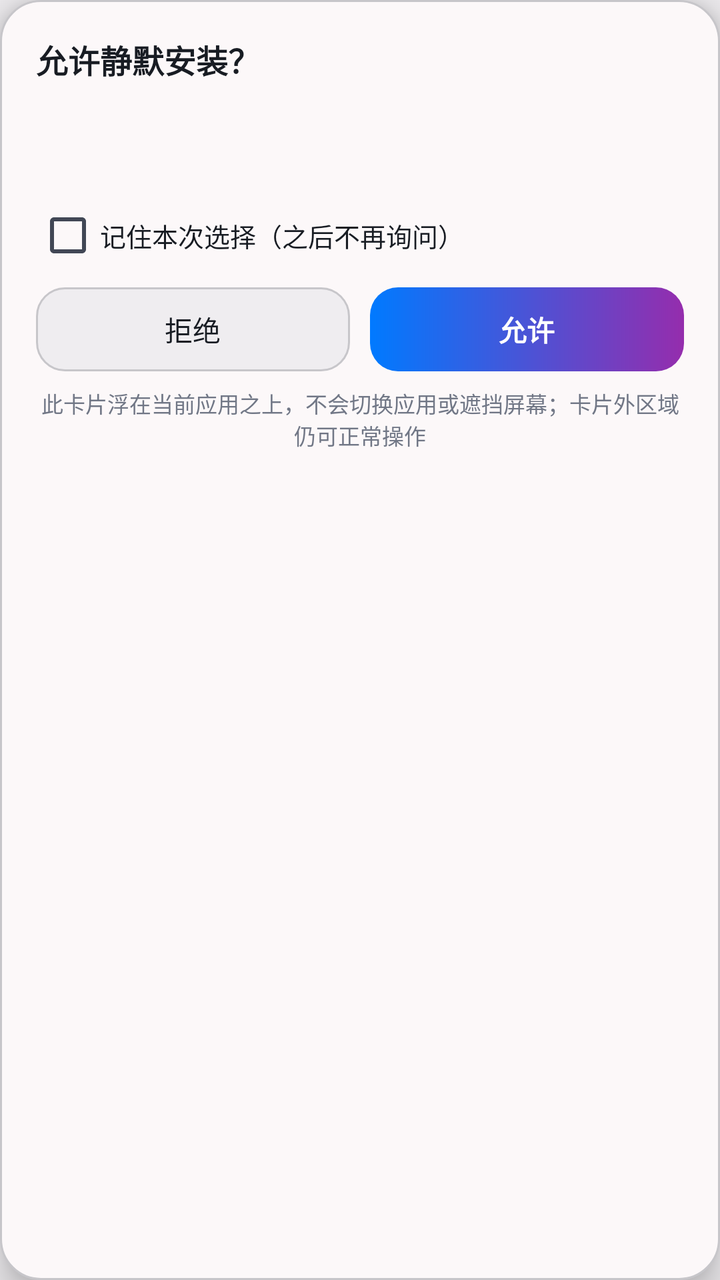
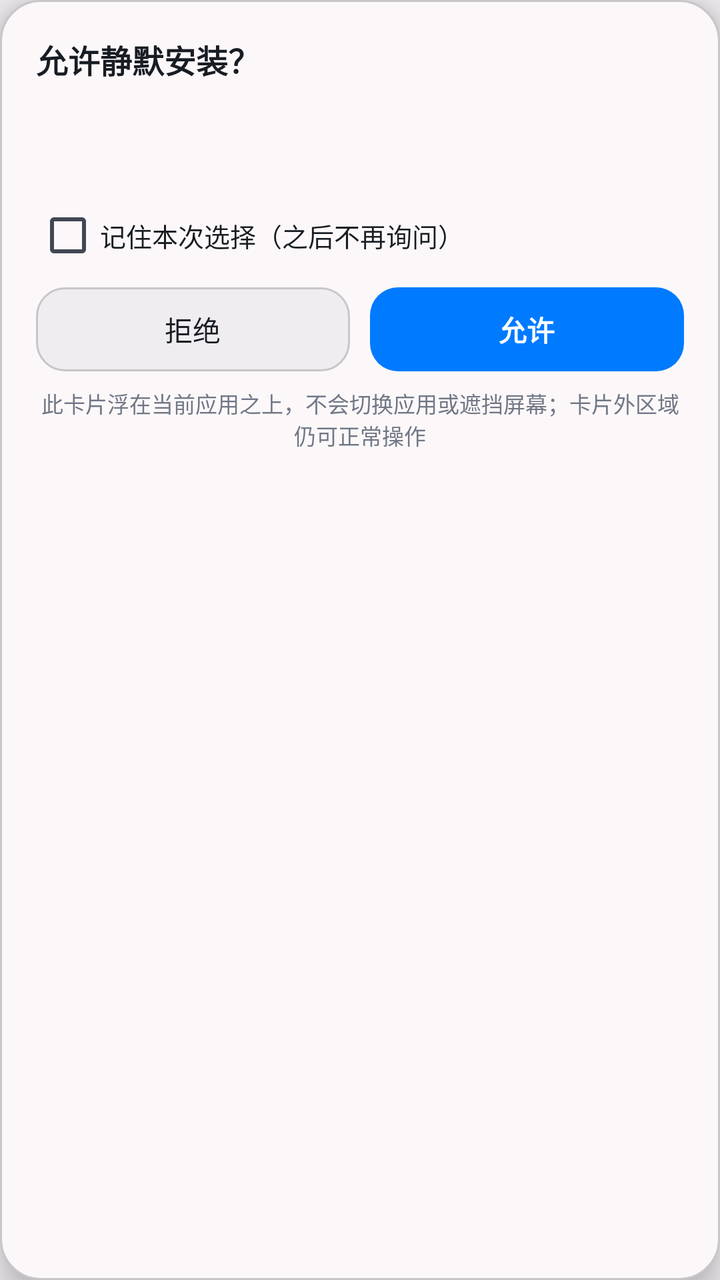

Compare the two renders of this Android layout. The source of the first and the diff that turns it into the second are given below.
<!-- AndroidManifest.xml: application theme AppTheme -->
<!-- res/layout/overlay_auth.xml -->
<?xml version="1.0" encoding="utf-8"?>
<LinearLayout xmlns:android="http://schemas.android.com/apk/res/android"
    android:id="@+id/ovRoot"
    android:layout_width="match_parent"
    android:layout_height="wrap_content"
    android:background="@drawable/bg_card"
    android:elevation="10dp"
    android:orientation="vertical"
    android:padding="18dp">

    <TextView
        android:id="@+id/ovTitle"
        android:layout_width="match_parent"
        android:layout_height="wrap_content"
        android:text="@string/auth_dialog_title"
        android:textColor="@color/text_primary"
        android:textSize="16sp"
        android:textStyle="bold" />

    <TextView
        android:id="@+id/ovMessage"
        android:layout_width="match_parent"
        android:layout_height="wrap_content"
        android:layout_marginTop="10dp"
        android:lineSpacingExtra="3dp"
        android:textColor="@color/text_secondary"
        android:textSize="13sp" />

    <TextView
        android:id="@+id/ovCaller"
        android:layout_width="match_parent"
        android:layout_height="wrap_content"
        android:layout_marginTop="6dp"
        android:ellipsize="middle"
        android:singleLine="true"
        android:textColor="@color/text_muted"
        android:textSize="11sp" />

    <CheckBox
        android:id="@+id/ovRemember"
        android:layout_width="match_parent"
        android:layout_height="wrap_content"
        android:layout_marginTop="8dp"
        android:minHeight="40dp"
        android:text="@string/auth_remember"
        android:textColor="@color/text_primary"
        android:textSize="13sp" />

    <LinearLayout
        android:layout_width="match_parent"
        android:layout_height="wrap_content"
        android:layout_marginTop="6dp"
        android:orientation="horizontal">

        <Button
            android:id="@+id/btnOvDeny"
            android:layout_width="0dp"
            android:layout_height="42dp"
            android:layout_weight="1"
            android:background="@drawable/btn_secondary"
            android:minWidth="0dp"
            android:minHeight="0dp"
            android:stateListAnimator="@null"
            android:text="@string/auth_deny"
            android:textAllCaps="false"
            android:textColor="@color/text_primary"
            android:textSize="14sp" />

        <Space
            android:layout_width="10dp"
            android:layout_height="1dp" />

        <Button
            android:id="@+id/btnOvAllow"
            android:layout_width="0dp"
            android:layout_height="42dp"
            android:layout_weight="1"
            android:background="@drawable/btn_primary"
            android:minWidth="0dp"
            android:minHeight="0dp"
            android:stateListAnimator="@null"
            android:text="@string/auth_allow"
            android:textAllCaps="false"
            android:textColor="@color/on_brand"
            android:textSize="14sp"
            android:textStyle="bold" />
    </LinearLayout>

    <TextView
        android:layout_width="match_parent"
        android:layout_height="wrap_content"
        android:layout_marginTop="8dp"
        android:gravity="center"
        android:text="@string/auth_overlay_hint"
        android:textColor="@color/text_muted"
        android:textSize="11sp" />
</LinearLayout>
<!-- resources referenced by this layout -->
<resources>
  <color name="on_brand">@color/pb_on_primary</color>
  <color name="text_muted">@color/pb_outline</color>
  <!-- drawable bg_card (drawable) -->
  <?xml version="1.0" encoding="utf-8"?>
  <shape xmlns:android="http://schemas.android.com/apk/res/android"
      android:shape="rectangle">
      <solid android:color="@color/card_bg" />
      <corners android:radius="20dp" />
      <stroke android:width="1dp" android:color="@color/divider" />
  </shape>
  <!-- drawable btn_primary (drawable) -->
  <?xml version="1.0" encoding="utf-8"?>
  <ripple xmlns:android="http://schemas.android.com/apk/res/android"
      android:color="@color/ripple_soft">
      <item>
          <shape android:shape="rectangle">
              <gradient
                  android:startColor="@color/brand_primary"
                  android:endColor="@color/brand_accent"
                  android:angle="0" />
              <corners android:radius="14dp" />
          </shape>
      </item>
  </ripple>
  <!-- drawable btn_secondary (drawable) -->
  <?xml version="1.0" encoding="utf-8"?>
  <ripple xmlns:android="http://schemas.android.com/apk/res/android"
      android:color="@color/ripple_soft">
      <item>
          <shape android:shape="rectangle">
              <solid android:color="@color/chip_bg" />
              <corners android:radius="14dp" />
              <stroke android:width="1dp" android:color="@color/divider" />
          </shape>
      </item>
  </ripple>
  <string name="auth_allow">允许</string>
  <string name="auth_deny">拒绝</string>
  <color name="pb_on_primary">#FFFFFF</color>
  <color name="pb_outline">#717786</color>
  <color name="pb_on_surface">#181C23</color>
  <color name="card_bg">@color/pb_card</color>
  <color name="divider">@color/pb_outline_variant</color>
  <color name="ripple_soft">#007AFF33</color>
  <color name="brand_accent">@color/pb_tertiary</color>
  <color name="chip_bg">@color/pb_block</color>
  <style name="PbPalette" parent="android:style/Theme.Material.Light.NoActionBar">
          <item name="pbPrimary">@color/pb_primary</item>
          <item name="pbOnPrimary">@color/pb_on_primary</item>
          <item name="pbPrimaryContainer">@color/pb_primary_container</item>
          <item name="pbOnPrimaryContainer">@color/pb_on_primary_container</item>
  
          <item name="pbSurfacePage">@color/pb_page</item>
          <item name="pbSurfaceCard">@color/pb_card</item>
          <item name="pbSurfaceBlock">@color/pb_block</item>
          <item name="pbSurfaceInset">@color/pb_inset</item>
          <item name="pbSurfaceFloating">@color/pb_floating</item>
  
          <item name="pbTextPrimary">@color/pb_on_surface</item>
          <item name="pbTextSecondary">@color/pb_on_surface_variant</item>
          <item name="pbTextMuted">@color/pb_outline</item>
          <item name="pbDivider">@color/pb_outline_variant</item>
  
          <item name="pbSuccess">@color/pb_success</item>
          <item name="pbError">@color/pb_error</item>
          <item name="pbWarning">@color/pb_warning</item>
      </style>
  <color name="window_bg">@color/pb_page</color>
  <color name="pb_card">#FCF8F9</color>
  <color name="pb_primary">#007AFF</color>
  <color name="pb_tertiary">#952DAD</color>
  <color name="pb_block">#EFEDF0</color>
  <color name="pb_page">#EFEDF0</color>
  <color name="pb_inset">#E4E2E4</color>
  <color name="pb_floating">#FCF8F9</color>
  <color name="pb_success">#006E1C</color>
  <color name="pb_error">#BA1A1A</color>
  <color name="pb_warning">#8B5000</color>
  <!-- unchanged entries left out for length: 11 -->
</resources>

<!-- the commit's change to res/layout/overlay_auth.xml (unified diff, before → after) -->
@@ -13,7 +13,7 @@
         android:layout_width="match_parent"
         android:layout_height="wrap_content"
         android:text="@string/auth_dialog_title"
-        android:textColor="@color/text_primary"
+        android:textColor="?attr/pbTextPrimary"
         android:textSize="16sp"
         android:textStyle="bold" />
 
@@ -23,7 +23,7 @@
         android:layout_height="wrap_content"
         android:layout_marginTop="10dp"
         android:lineSpacingExtra="3dp"
-        android:textColor="@color/text_secondary"
+        android:textColor="?attr/pbTextSecondary"
         android:textSize="13sp" />
 
     <TextView
@@ -33,7 +33,7 @@
         android:layout_marginTop="6dp"
         android:ellipsize="middle"
         android:singleLine="true"
-        android:textColor="@color/text_muted"
+        android:textColor="?attr/pbTextMuted"
         android:textSize="11sp" />
 
     <CheckBox
@@ -43,7 +43,7 @@
         android:layout_marginTop="8dp"
         android:minHeight="40dp"
         android:text="@string/auth_remember"
-        android:textColor="@color/text_primary"
+        android:textColor="?attr/pbTextPrimary"
         android:textSize="13sp" />
 
     <LinearLayout
@@ -63,7 +63,7 @@
             android:stateListAnimator="@null"
             android:text="@string/auth_deny"
             android:textAllCaps="false"
-            android:textColor="@color/text_primary"
+            android:textColor="?attr/pbTextPrimary"
             android:textSize="14sp" />
 
         <Space
@@ -81,7 +81,7 @@
             android:stateListAnimator="@null"
             android:text="@string/auth_allow"
             android:textAllCaps="false"
-            android:textColor="@color/on_brand"
+            android:textColor="?attr/pbOnPrimary"
             android:textSize="14sp"
             android:textStyle="bold" />
     </LinearLayout>
@@ -92,6 +92,6 @@
         android:layout_marginTop="8dp"
         android:gravity="center"
         android:text="@string/auth_overlay_hint"
-        android:textColor="@color/text_muted"
+        android:textColor="?attr/pbTextMuted"
         android:textSize="11sp" />
 </LinearLayout>
<!-- resource entries referenced after the edit -->
@@ -1,24 +1,22 @@
 <!-- resources referenced by this layout -->
 <resources>
-  <color name="on_brand">@color/pb_on_primary</color>
-  <color name="text_muted">@color/pb_outline</color>
   <!-- drawable bg_card (drawable) -->
   <?xml version="1.0" encoding="utf-8"?>
   <shape xmlns:android="http://schemas.android.com/apk/res/android"
       android:shape="rectangle">
-      <solid android:color="@color/card_bg" />
+      <solid android:color="?attr/pbSurfaceCard" />
       <corners android:radius="20dp" />
-      <stroke android:width="1dp" android:color="@color/divider" />
+      <stroke android:width="1dp" android:color="?attr/pbDivider" />
   </shape>
   <!-- drawable btn_primary (drawable) -->
   <?xml version="1.0" encoding="utf-8"?>
   <ripple xmlns:android="http://schemas.android.com/apk/res/android"
-      android:color="@color/ripple_soft">
+      android:color="?attr/pbRipple">
       <item>
           <shape android:shape="rectangle">
               <gradient
-                  android:startColor="@color/brand_primary"
-                  android:endColor="@color/brand_accent"
+                  android:startColor="?attr/pbPrimary"
+                  android:endColor="?attr/pbPrimary"
                   android:angle="0" />
               <corners android:radius="14dp" />
           </shape>
@@ -27,30 +25,30 @@
   <!-- drawable btn_secondary (drawable) -->
   <?xml version="1.0" encoding="utf-8"?>
   <ripple xmlns:android="http://schemas.android.com/apk/res/android"
-      android:color="@color/ripple_soft">
+      android:color="?attr/pbRipple">
       <item>
           <shape android:shape="rectangle">
-              <solid android:color="@color/chip_bg" />
+              <solid android:color="?attr/pbSurfaceBlock" />
               <corners android:radius="14dp" />
-              <stroke android:width="1dp" android:color="@color/divider" />
+              <stroke android:width="1dp" android:color="?attr/pbDivider" />
           </shape>
       </item>
   </ripple>
   <string name="auth_allow">允许</string>
   <string name="auth_deny">拒绝</string>
   <color name="pb_on_primary">#FFFFFF</color>
+  <color name="pb_secondary_container">#D8E2FF</color>
+  <color name="pb_on_secondary_container">#001A41</color>
   <color name="pb_outline">#717786</color>
   <color name="pb_on_surface">#181C23</color>
-  <color name="card_bg">@color/pb_card</color>
-  <color name="divider">@color/pb_outline_variant</color>
   <color name="ripple_soft">#007AFF33</color>
-  <color name="brand_accent">@color/pb_tertiary</color>
-  <color name="chip_bg">@color/pb_block</color>
   <style name="PbPalette" parent="android:style/Theme.Material.Light.NoActionBar">
           <item name="pbPrimary">@color/pb_primary</item>
           <item name="pbOnPrimary">@color/pb_on_primary</item>
           <item name="pbPrimaryContainer">@color/pb_primary_container</item>
           <item name="pbOnPrimaryContainer">@color/pb_on_primary_container</item>
+          <item name="pbSecondaryContainer">@color/pb_secondary_container</item>
+          <item name="pbOnSecondaryContainer">@color/pb_on_secondary_container</item>
   
           <item name="pbSurfacePage">@color/pb_page</item>
           <item name="pbSurfaceCard">@color/pb_card</item>
@@ -64,20 +62,30 @@
           <item name="pbDivider">@color/pb_outline_variant</item>
   
           <item name="pbSuccess">@color/pb_success</item>
+          <item name="pbSuccessContainer">@color/pb_success_container</item>
+          <item name="pbOnSuccessContainer">@color/pb_on_success_container</item>
           <item name="pbError">@color/pb_error</item>
           <item name="pbWarning">@color/pb_warning</item>
+          <item name="pbWarningContainer">@color/pb_warning_container</item>
+          <item name="pbOnWarningContainer">@color/pb_on_warning_container</item>
+  
+          <item name="pbRipple">@color/ripple_soft</item>
+          <item name="pbFontFamily">sans-serif</item>
       </style>
   <color name="window_bg">@color/pb_page</color>
   <color name="pb_card">#FCF8F9</color>
   <color name="pb_primary">#007AFF</color>
-  <color name="pb_tertiary">#952DAD</color>
   <color name="pb_block">#EFEDF0</color>
   <color name="pb_page">#EFEDF0</color>
   <color name="pb_inset">#E4E2E4</color>
   <color name="pb_floating">#FCF8F9</color>
   <color name="pb_success">#006E1C</color>
+  <color name="pb_success_container">#D5E8CE</color>
+  <color name="pb_on_success_container">#005313</color>
   <color name="pb_error">#BA1A1A</color>
   <color name="pb_warning">#8B5000</color>
+  <color name="pb_warning_container">#FFDCBE</color>
+  <color name="pb_on_warning_container">#693C00</color>
   <!-- unchanged entries left out for length: 11 -->
 </resources>
 
